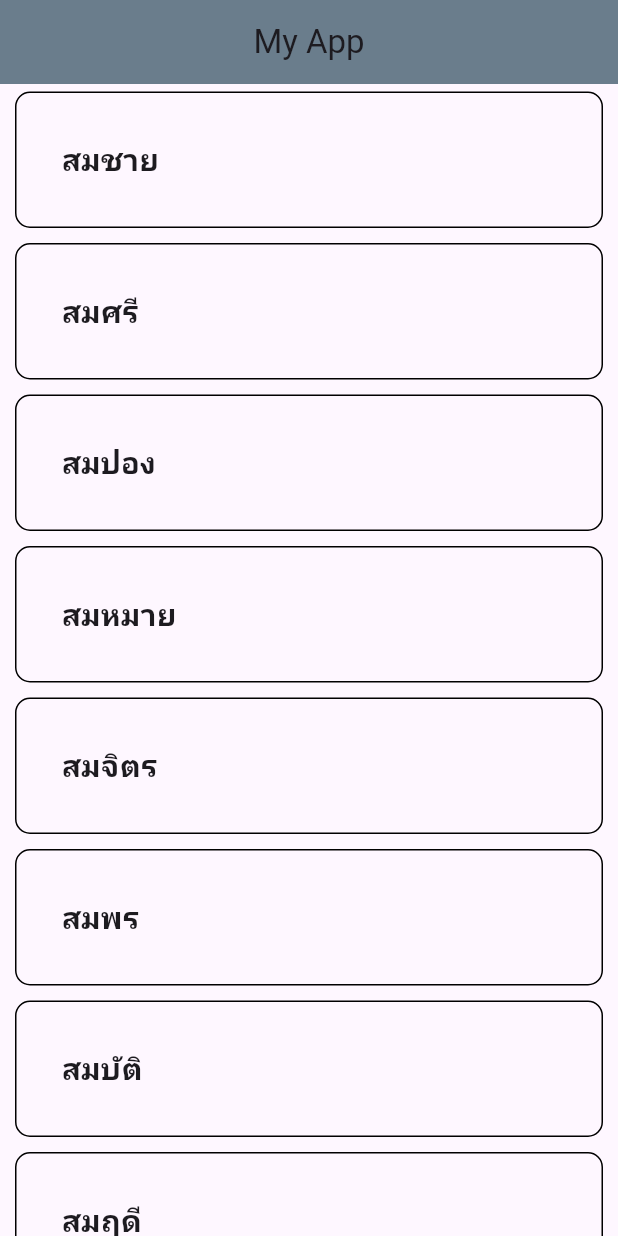
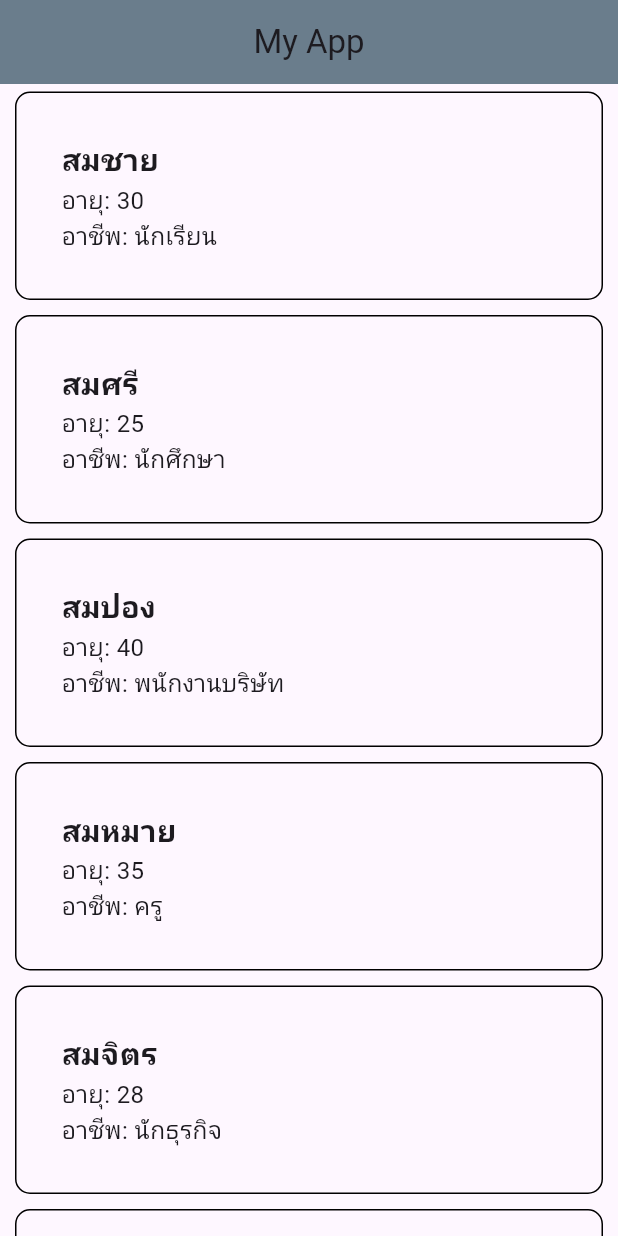
Before and after one commit to Santikan07/learn_flutter_68_1, a Flutter app: the screen it shows after launch, on a phone screen of 412 x 824 dp. Run offline on Flutter 3.47's test engine with Material 3 defaults, Android fonts, the phone set to English and light mode, and no system bars.

Commit message:
Step 10: Make a model for store data

```diff
--- a/lib/Screen/item.dart
+++ b/lib/Screen/item.dart
@@ -1,4 +1,5 @@
 import 'package:flutter/material.dart';
+import 'package:learn_flutter_68_1/model/peson.dart';
 
 class Item extends StatefulWidget {
   const Item({super.key});
@@ -8,35 +9,46 @@ class Item extends StatefulWidget {
 }
 
 class _ItemState extends State<Item> {
-  List data = [
-    "สมชาย",
-    "สมศรี",
-    "สมปอง",
-    "สมหมาย",
-    "สมจิตร",
-    "สมพร",
-    "สมบัติ",
-    "สมฤดี",
-    "สมศักดิ์",
-    "สมใจ",
-  ];
-
   @override
   Widget build(BuildContext context) {
     return ListView.builder(
-      itemCount: data.length,
+      itemCount: people.length,
       itemBuilder: (context, index) {
         return Container(
           decoration: BoxDecoration(
             border: Border.all(color: Colors.black),
             borderRadius: BorderRadius.circular(10),
           ),
-          margin: EdgeInsets.symmetric(vertical: 5, horizontal: 10),
-          padding: EdgeInsets.all(30),
-          child: Text(
-            data[index],
-            style: TextStyle(fontSize: 20, fontWeight: FontWeight.bold),
-          )
+          margin: const EdgeInsets.symmetric(
+            vertical: 5,
+            horizontal: 10,
+          ),
+          padding: const EdgeInsets.all(30),
+          child: Row(
+            mainAxisAlignment: MainAxisAlignment.spaceBetween,
+            children: [
+              Column(
+                crossAxisAlignment: CrossAxisAlignment.start,
+                children: [
+                  Text(
+                    people[index].name,
+                    style: const TextStyle(
+                      fontSize: 20,
+                      fontWeight: FontWeight.bold,
+                    ),
+                  ),
+                  Text(
+                    "อายุ: ${people[index].age}",
+                    style: const TextStyle(fontSize: 16),
+                  ),
+                  Text(
+                    "อาชีพ: ${people[index].job}",
+                    style: const TextStyle(fontSize: 16),
+                  ),
+                ],
+              ),
+            ],
+          ),
         );
       },
     );
--- /dev/null
+++ b/lib/model/peson.dart
@@ -0,0 +1,20 @@
+class Person {
+  String name;
+  int age;
+  String job;
+
+  Person({required this.name, required this.age, required this.job});
+}
+
+List<Person> people = [
+  Person(name: "สมชาย", age: 30, job: "นักเรียน"),
+  Person(name: "สมศรี", age: 25, job: "นักศึกษา"),
+  Person(name: "สมปอง", age: 40, job: "พนักงานบริษัท"),
+  Person(name: "สมหมาย", age: 35, job: "ครู"),
+  Person(name: "สมจิตร", age: 28, job: "นักธุรกิจ"),
+  Person(name: "สมพร", age: 32, job: "แพทย์"),
+  Person(name: "สมบัติ", age: 45, job: "วิศวกร"),
+  Person(name: "สมฤดี", age: 38, job: "นักวิจัย"),
+  Person(name: "สมศักดิ์", age: 50, job: "ผู้จัดการ"),
+  Person(name: "สมใจ", age: 27, job: "นักออกแบบ"),
+];
```
